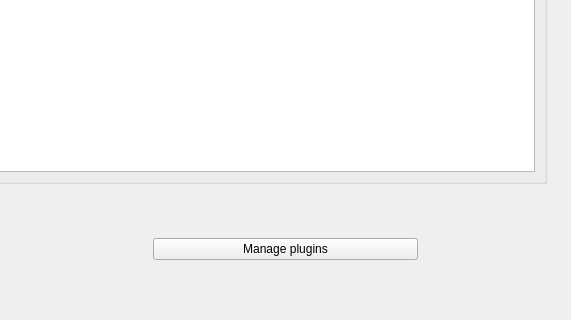
This is res/layout/main_window.ui in SwitcherForGames/switcher as Qt 5 draws it before an edit; both pictures show x 147 to 718 and y 380 to 700 of the 865 by 700 pixel window. The edited form follows.
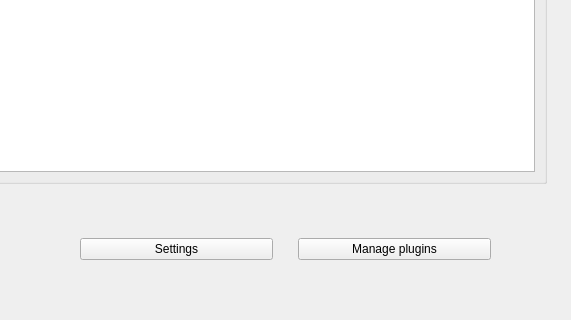
This is the edited form.

```diff
--- a/res/layout/main_window.ui
+++ b/res/layout/main_window.ui
@@ -169,6 +169,13 @@
         <item>
          <widget class="QWidget" name="widget_4" native="true"/>
         </item>
+        <item>
+         <widget class="QPushButton" name="btn_settings">
+          <property name="text">
+           <string>Settings</string>
+          </property>
+         </widget>
+        </item>
         <item>
          <widget class="QPushButton" name="btn_plugins">
           <property name="text">
```
